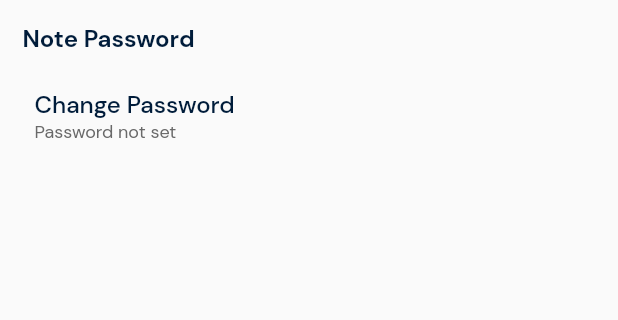
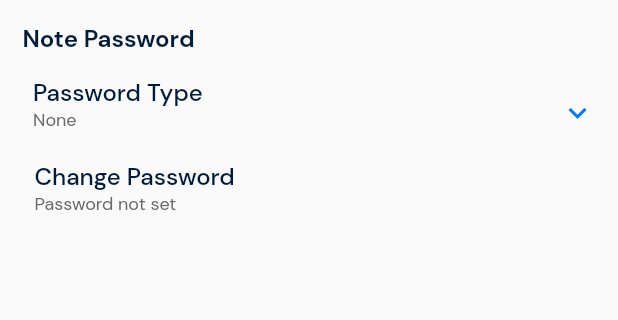
Before and after one commit to mrkdyrit/Notako, a Flutter app: the SettingScreen screen opened directly, after a tap on "Note Password", on a phone screen of 412 x 824 dp, the part 84-404 px from its top. Run offline on Flutter 3.47's test engine with Material 2 defaults, Android fonts, the phone set to English and light mode, and no system bars; our stand-ins replace firebase_auth, firebase_core, flutter_svg, image_picker, shared_preferences; accounts and stored records are empty.

Commit message:
Finished Setting Screen

```diff
--- a/lib/screens/settings/note_password.dart
+++ b/lib/screens/settings/note_password.dart
@@ -2,6 +2,7 @@ import 'package:flutter/material.dart';
 import 'package:notako_app/utils/font_typography.dart';
 import 'package:notako_app/utils/colors.dart' as notako_color;
 import 'package:notako_app/widgets/dialogs/notako_alert_dialog.dart';
+import 'package:shared_preferences/shared_preferences.dart';
 
 class NotePasswordScreen extends StatefulWidget {
   const NotePasswordScreen({super.key});
@@ -19,6 +20,30 @@ class _NotePasswordScreenState extends State<NotePasswordScreen> {
 
   final passwordController = TextEditingController();
   final passwordConfirmationController = TextEditingController();
+
+  List<String> passwordOptions = <String>['None', 'Password', 'PIN'];
+
+  String selectedPasswordOption = '';
+
+  void setSelectedPasswordOption(String value) async {
+    final SharedPreferences prefs =  await SharedPreferences.getInstance();
+    prefs.setString('selectedPasswordOption', value);
+  }
+
+  void getSelectedPasswordOption() async {
+    SharedPreferences prefs = await SharedPreferences.getInstance();
+
+    setState(() {
+      selectedPasswordOption = prefs.getString('selectedPasswordOption') ?? 'None';
+    });
+  }
+
+  @override
+  void initState() {
+    super.initState();
+
+    getSelectedPasswordOption();
+  }
 
   @override
   Widget build(BuildContext context) {
@@ -41,7 +66,51 @@ class _NotePasswordScreenState extends State<NotePasswordScreen> {
               style: FontTypography.heading3,
             ),
             Padding(
-              padding: const EdgeInsets.only(top: 15),
+              padding: const EdgeInsets.only(left: 7, top: 15),
+              child: DropdownButtonHideUnderline(
+                child: DropdownButton<String>(
+                  isExpanded: true,
+                  items: passwordOptions.map<DropdownMenuItem<String>>((String value) {
+                    return DropdownMenuItem<String>(
+                      value: value,
+                      child: Text(value),
+                    );
+                  }).toList(),
+                  onChanged: (String? value) {
+
+                    setSelectedPasswordOption(value!);
+
+                    setState(() {
+                      selectedPasswordOption = value;
+                    });
+                  },
+                  icon: const Icon(
+                    Icons.expand_more,
+                    color: notako_color.Colors.secondaryColor,
+                  ),
+                  hint:  Row(
+                    mainAxisAlignment: MainAxisAlignment.spaceBetween,
+                    children: [
+                      Column(
+                        crossAxisAlignment: CrossAxisAlignment.start,
+                        children: [
+                          const Text(
+                            'Password Type',
+                            style: FontTypography.subHeading2,
+                          ),
+                          Text(
+                            selectedPasswordOption,
+                            style: FontTypography.mutedText3,
+                          ),
+                        ],
+                      ),
+                    ],
+                  ),
+                ),
+              ),
+            ),
+            Padding(
+              padding: const EdgeInsets.only(top: 0,),
               child: TextButton(
                 onPressed: () {
                   showDialog(
--- a/lib/screens/settings/settings.dart
+++ b/lib/screens/settings/settings.dart
@@ -41,7 +41,7 @@ class _SettingScreenState extends State<SettingScreen> {
                           style: FontTypography.subHeading2,
                         ),
                         Text(
-                          'Set up or remove NotaKo’s note password.',
+                          'Set up or remove NotaKo`s note password.',
                           style: FontTypography.mutedText3,
                         ),
                       ],
--- a/pubspec.yaml
+++ b/pubspec.yaml
@@ -13,6 +13,7 @@ dependencies:
     sdk: flutter
   flutter_svg: ^0.22.0
   image_picker:
+  shared_preferences:
 
 dev_dependencies:
   flutter_test:
```
Also changed, not shown: pubspec.lock, 1 other file.
